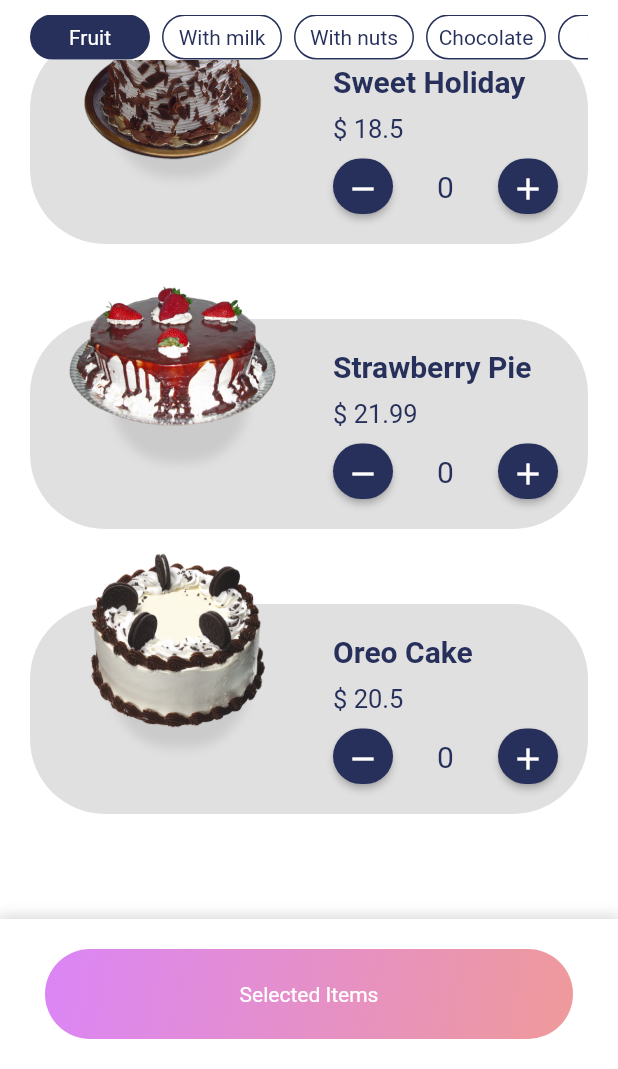
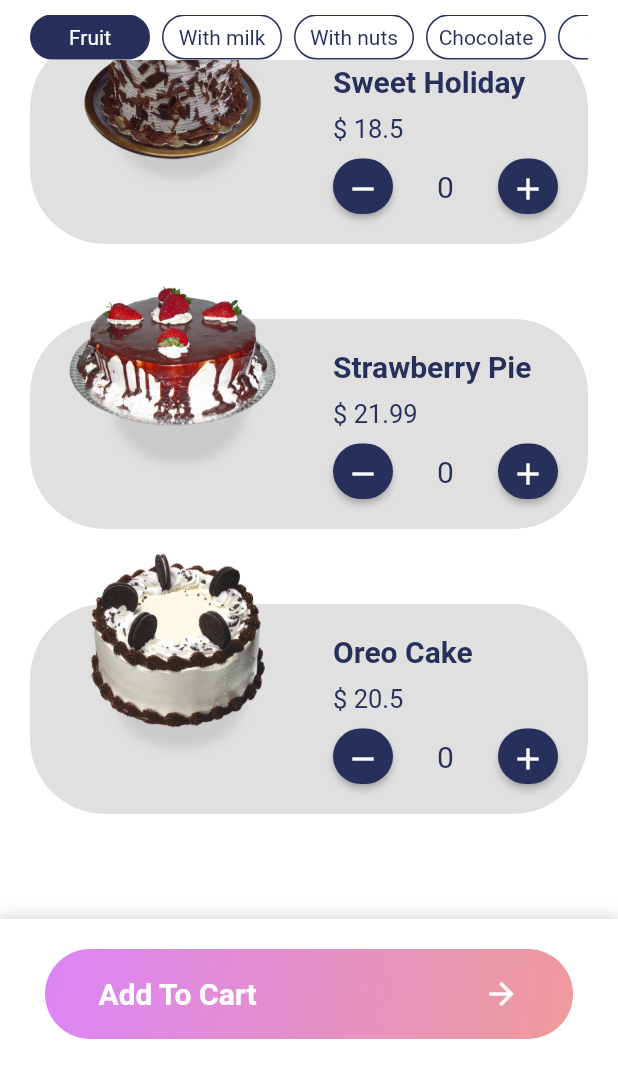
Before and after one commit to AlaaElsweedy/DessertsApp, a Flutter app: the screen it shows after launch, scrolled down 287 dp, after a tap on the "remove" icon, on a phone screen of 412 x 824 dp, the part 167-1236 px from its top. Run offline on Flutter 3.47's test engine with Material 2 defaults, Android fonts, the phone set to English and light mode, and no system bars.

Commit message:
Finish home page, next detail page

```diff
--- a/lib/models/product.dart
+++ /dev/null
@@ -1,19 +0,0 @@
-import 'package:flutter/foundation.dart';
-
-class Product with ChangeNotifier {
-  final String id;
-  final String title;
-  final String ingredients;
-  final String image;
-  final double price;
-  int quantity;
-
-  Product({
-    this.id,
-    this.title,
-    this.ingredients,
-    this.image,
-    this.price,
-    this.quantity = 0,
-  });
-}
--- a/lib/provider/product_provider.dart
+++ b/lib/provider/product_provider.dart
@@ -1,5 +1,21 @@
 import 'package:flutter/foundation.dart';
-import 'package:desserts_app/models/product.dart';
+
+class Product with ChangeNotifier {
+  final String id;
+  final String title;
+  final String ingredients;
+  final String image;
+  final double price;
+
+  Product({
+    this.id,
+    this.title,
+    this.ingredients,
+    this.image,
+    this.price,
+  });
+}
+
 
 class ProductProvider with ChangeNotifier {
   final List<Product> _products = [
@@ -9,7 +25,6 @@ class ProductProvider with ChangeNotifier {
       ingredients: ' flour, sugar, eggs, butter or oil or margarine, a liquid, and a leavening agent, such as baking soda or baking powder. Common additional ingredients and flavourings include dried, candied, or fresh fruit, nuts, cocoa, and extracts such as vanilla, with numerous substitutions for the primary ingredients',
       image: 'assets/images/chocolate_cake.png',
       price: 13.99,
-      quantity: 0,
     ),
     Product(
       title: 'Sweet Holiday',
@@ -17,7 +32,6 @@ class ProductProvider with ChangeNotifier {
       ingredients: ' flour, sugar, eggs, butter or oil or margarine, a liquid, and a leavening agent, such as baking soda or baking powder. Common additional ingredients and flavourings include dried, candied, or fresh fruit, nuts, cocoa, and extracts such as vanilla, with numerous substitutions for the primary ingredients',
       image: 'assets/images/sweet_holiday.png',
       price: 18.50,
-      quantity: 0,
     ),
     Product(
       id: 'p3',
@@ -25,7 +39,6 @@ class ProductProvider with ChangeNotifier {
       ingredients: ' flour, sugar, eggs, butter or oil or margarine, a liquid, and a leavening agent, such as baking soda or baking powder. Common additional ingredients and flavourings include dried, candied, or fresh fruit, nuts, cocoa, and extracts such as vanilla, with numerous substitutions for the primary ingredients',
       image: 'assets/images/strawberry-pie.png',
       price: 21.99,
-      quantity: 0,
     ),
     Product(
       id: 'p4',
@@ -33,7 +46,6 @@ class ProductProvider with ChangeNotifier {
       ingredients: ' flour, sugar, eggs, butter or oil or margarine, a liquid, and a leavening agent, such as baking soda or baking powder. Common additional ingredients and flavourings include dried, candied, or fresh fruit, nuts, cocoa, and extracts such as vanilla, with numerous substitutions for the primary ingredients',
       image: 'assets/images/oreo_cake.png',
       price: 20.50,
-      quantity: 0,
     ),
   ];
 
--- a/lib/widgets/home_bottom_section_widget.dart
+++ b/lib/widgets/home_bottom_section_widget.dart
@@ -33,9 +33,23 @@ class HomeBottomSectionWidget extends StatelessWidget {
             child: CustomButton(
               height: 60,
               width: double.infinity,
-              child: Text(
-                'Selected Items',
-                style: TextStyle(color: Colors.white),
+              child: Row(
+                mainAxisAlignment: MainAxisAlignment.spaceEvenly,
+                children: [
+                  Text(
+                    'Add To Cart',
+                    style: TextStyle(
+                      color: Colors.white,
+                      fontSize: 20,
+                      fontWeight: FontWeight.bold,
+                    ),
+                  ),
+                  SizedBox(width: 80),
+                  Icon(
+                    Icons.arrow_forward_outlined,
+                    color: Colors.white,
+                  ),
+                ],
               ),
               gradient: LinearGradient(
                 begin: Alignment.topLeft,
--- a/lib/widgets/product_widget.dart
+++ b/lib/widgets/product_widget.dart
@@ -1,5 +1,5 @@
 import 'package:desserts_app/data.dart';
-import 'package:desserts_app/models/product.dart';
+import 'package:desserts_app/provider/product_provider.dart';
 import 'package:flutter/material.dart';
 import 'package:provider/provider.dart';
 
@@ -9,6 +9,8 @@ class ProductWidget extends StatefulWidget {
 }
 
 class _ProductWidgetState extends State<ProductWidget> {
+  int quantity = 0;
+
   @override
   Widget build(BuildContext context) {
     final item = Provider.of<Product>(context);
@@ -55,31 +57,37 @@ class _ProductWidgetState extends State<ProductWidget> {
                         mainAxisAlignment: MainAxisAlignment.spaceBetween,
                         children: [
                           buildRaisedButton(
-                            icon: Icon(Icons.remove, color: Colors.white,),
+                            icon: Icon(
+                              Icons.remove,
+                              color: Colors.white,
+                            ),
                             onPressed: () {
                               setState(() {
-                                if(item.quantity <= 0){
-                                  item.quantity = 0;
+                                if (quantity <= 0) {
+                                  quantity = 0;
                                 } else {
                                   setState(() {
-                                    item.quantity --;
+                                    quantity --;
                                   });
                                 }
                               });
                             },
                           ),
                           Text(
-                            '${item.quantity}',
+                            '$quantity',
                             style: TextStyle(
                               color: primaryColor,
                               fontSize: 20,
                             ),
                           ),
                           buildRaisedButton(
-                            icon: Icon(Icons.add, color: Colors.white,),
+                            icon: Icon(
+                              Icons.add,
+                              color: Colors.white,
+                            ),
                             onPressed: () {
                               setState(() {
-                                item.quantity ++;
+                                quantity ++;
                               });
                             },
                           ),
```
